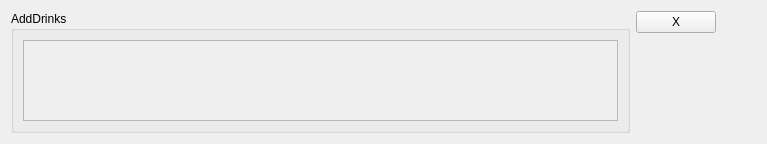
The window that src/windows/livegame/adddrinkwidget.ui (lbproductions/ProjectStatsMigration) describes before a commit, drawn with Qt 5.
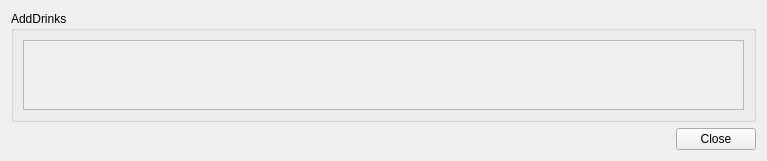
The same window after the commit.

What changed in the file:
```diff
--- a/src/windows/livegame/adddrinkwidget.ui
+++ b/src/windows/livegame/adddrinkwidget.ui
@@ -13,7 +13,7 @@
   <property name="windowTitle">
    <string>Form</string>
   </property>
-  <layout class="QHBoxLayout" name="horizontalLayout">
+  <layout class="QVBoxLayout" name="verticalLayout">
    <item>
     <widget class="QGroupBox" name="groupBox">
      <property name="sizePolicy">
@@ -36,8 +36,8 @@
           <rect>
            <x>0</x>
            <y>0</y>
-           <width>599</width>
-           <height>82</height>
+           <width>711</width>
+           <height>42</height>
           </rect>
          </property>
         </widget>
@@ -47,48 +47,11 @@
     </widget>
    </item>
    <item>
-    <layout class="QVBoxLayout" name="verticalLayout">
-     <item>
-      <layout class="QHBoxLayout" name="horizontalLayout_2">
-       <item>
-        <widget class="QPushButton" name="pushButtonClose">
-         <property name="text">
-          <string>X</string>
-         </property>
-        </widget>
-       </item>
-       <item>
-        <spacer name="horizontalSpacer">
-         <property name="orientation">
-          <enum>Qt::Horizontal</enum>
-         </property>
-         <property name="sizeType">
-          <enum>QSizePolicy::Minimum</enum>
-         </property>
-         <property name="sizeHint" stdset="0">
-          <size>
-           <width>40</width>
-           <height>20</height>
-          </size>
-         </property>
-        </spacer>
-       </item>
-      </layout>
-     </item>
-     <item>
-      <spacer name="verticalSpacer">
-       <property name="orientation">
-        <enum>Qt::Vertical</enum>
-       </property>
-       <property name="sizeHint" stdset="0">
-        <size>
-         <width>20</width>
-         <height>40</height>
-        </size>
-       </property>
-      </spacer>
-     </item>
-    </layout>
+    <widget class="QDialogButtonBox" name="buttonBox">
+     <property name="standardButtons">
+      <set>QDialogButtonBox::Close</set>
+     </property>
+    </widget>
    </item>
   </layout>
  </widget>
```
